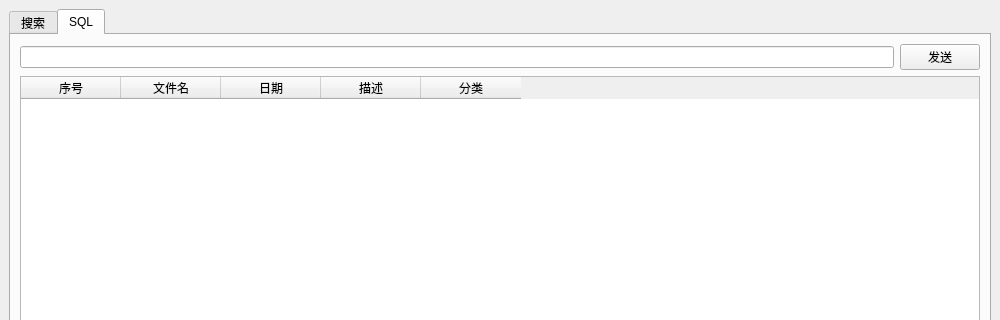
tsukishima1321/Closet, file search.ui: the form before one commit; both pictures show x 0 to 1000 and y 0 to 320 of the 1000 by 600 pixel window.
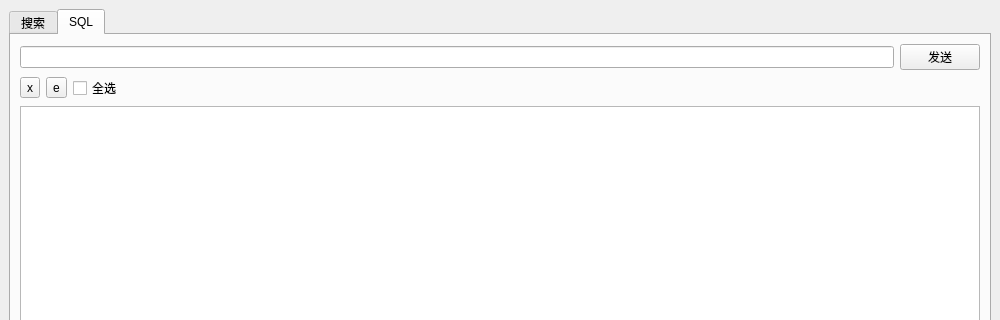
The form after the commit. The open tabs and pages were chosen to show the change. Custom widgets are drawn as their Qt base class.

What changed in the file:
```diff
--- a/search.ui
+++ b/search.ui
@@ -265,6 +265,13 @@
             </property>
            </widget>
           </item>
+          <item>
+           <widget class="QCheckBox" name="selectButton">
+            <property name="text">
+             <string>全选</string>
+            </property>
+           </widget>
+          </item>
           <item>
            <spacer name="horizontalSpacer_4">
             <property name="orientation">
@@ -451,33 +458,7 @@
              <number>0</number>
             </property>
             <item row="0" column="0">
-             <widget class="TableWidget" name="tableWidget">
-              <column>
-               <property name="text">
-                <string>序号</string>
-               </property>
-              </column>
-              <column>
-               <property name="text">
-                <string>文件名</string>
-               </property>
-              </column>
-              <column>
-               <property name="text">
-                <string>日期</string>
-               </property>
-              </column>
-              <column>
-               <property name="text">
-                <string>描述</string>
-               </property>
-              </column>
-              <column>
-               <property name="text">
-                <string>分类</string>
-               </property>
-              </column>
-             </widget>
+             <widget class="QTableView" name="tableView"/>
             </item>
            </layout>
           </widget>
@@ -521,33 +502,45 @@
          </layout>
         </item>
         <item>
-         <widget class="TableWidget" name="tableWidget_2">
-          <column>
-           <property name="text">
-            <string>序号</string>
-           </property>
-          </column>
-          <column>
-           <property name="text">
-            <string>文件名</string>
-           </property>
-          </column>
-          <column>
-           <property name="text">
-            <string>日期</string>
-           </property>
-          </column>
-          <column>
-           <property name="text">
-            <string>描述</string>
-           </property>
-          </column>
-          <column>
-           <property name="text">
-            <string>分类</string>
-           </property>
-          </column>
-         </widget>
+         <layout class="QHBoxLayout" name="horizontalLayout_6">
+          <item>
+           <widget class="QToolButton" name="deleteButton_2">
+            <property name="text">
+             <string>x</string>
+            </property>
+           </widget>
+          </item>
+          <item>
+           <widget class="QToolButton" name="exportButton_2">
+            <property name="text">
+             <string>e</string>
+            </property>
+           </widget>
+          </item>
+          <item>
+           <widget class="QCheckBox" name="selectButton_2">
+            <property name="text">
+             <string>全选</string>
+            </property>
+           </widget>
+          </item>
+          <item>
+           <spacer name="horizontalSpacer_6">
+            <property name="orientation">
+             <enum>Qt::Horizontal</enum>
+            </property>
+            <property name="sizeHint" stdset="0">
+             <size>
+              <width>40</width>
+              <height>20</height>
+             </size>
+            </property>
+           </spacer>
+          </item>
+         </layout>
+        </item>
+        <item>
+         <widget class="QTableView" name="tableView_2"/>
         </item>
        </layout>
       </widget>
@@ -564,11 +557,6 @@
    <header>pagenavigator.h</header>
    <container>1</container>
   </customwidget>
-  <customwidget>
-   <class>TableWidget</class>
-   <extends>QTableWidget</extends>
-   <header>tablewidget.h</header>
-  </customwidget>
  </customwidgets>
  <resources/>
  <connections/>
```
